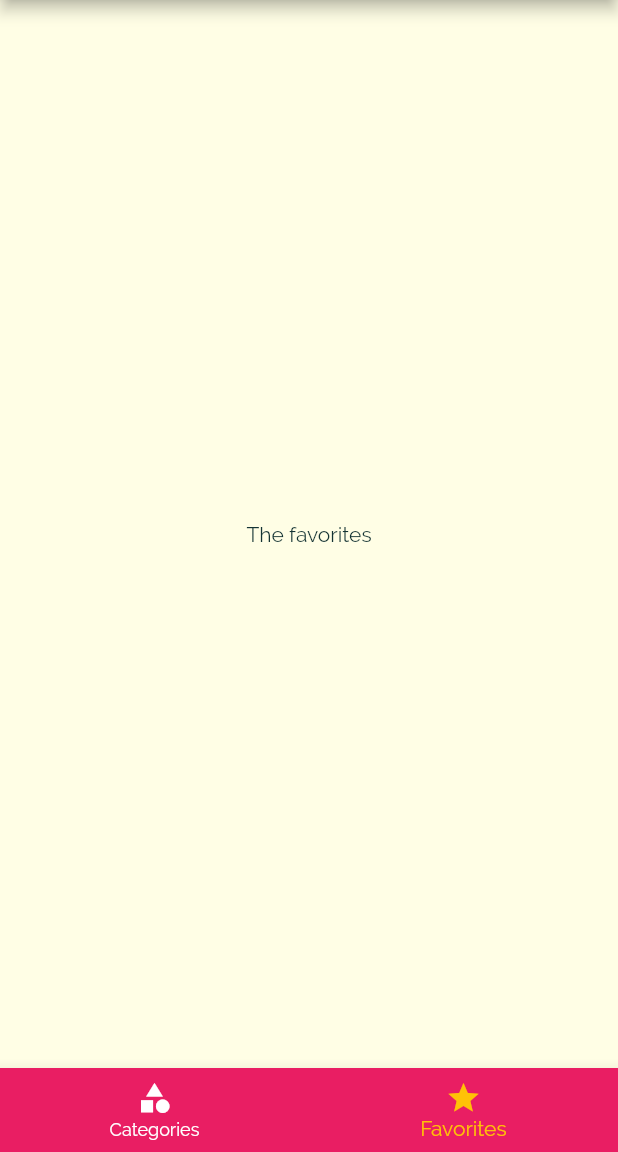
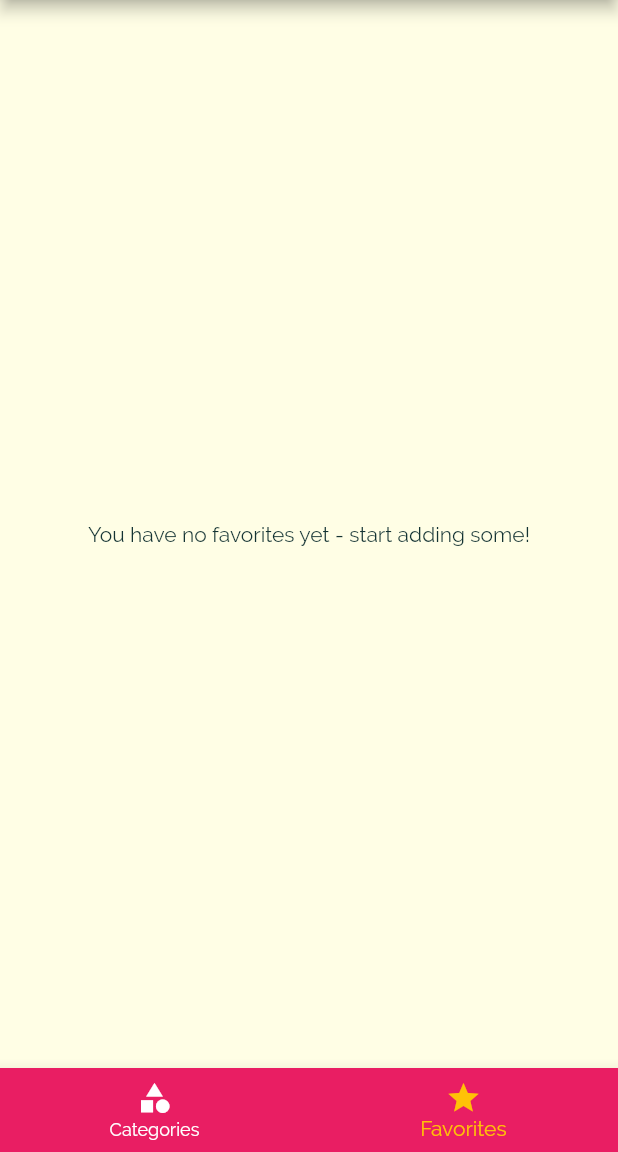
Before and after one commit to djthevj/App-Meals, a Flutter app: the screen it shows after launch, item 2 of the bottom bar chosen, on a phone screen of 412 x 824 dp, the part 84-1236 px from its top. Run offline on Flutter 3.47's test engine with Material 2 defaults, Android fonts, the phone set to English and light mode, and no system bars.

Commit message:
Favourites screen

```diff
--- a/flutter_complete_guide/lib/main.dart
+++ b/flutter_complete_guide/lib/main.dart
@@ -26,6 +26,8 @@ class _MyAppState extends State<MyApp> {
   };
 
   List<Meal> _availableMeals = DUMMY_MEALS;
+  List<Meal> _favouritesMeals = [];
+
 
   void _setFilters(Map<String, bool> filterData) {
     setState(() {
@@ -52,6 +54,25 @@ class _MyAppState extends State<MyApp> {
     });
   }
 
+  void _toggleFavourite(String mealId) {
+    final existingIndex =
+          _favouritesMeals.indexWhere((meal) => meal.id == mealId);
+    //add if its -1
+    if(existingIndex >=0) {
+      setState(() {
+        _favouritesMeals.removeAt(existingIndex);
+      });
+    }else {
+      setState(() {
+        _favouritesMeals.add(DUMMY_MEALS.firstWhere((meal) => meal.id == mealId));
+      });
+    }
+  }
+
+  bool _isMealFavorite(String id) {
+    return _favouritesMeals.any((meal) => meal.id == id);
+  }
+
   @override
   Widget build(BuildContext context) {
     return MaterialApp(
@@ -72,10 +93,10 @@ class _MyAppState extends State<MyApp> {
                   TextStyle(fontSize: 24, fontFamily: 'RobotoCondensed'))),
       //home: CategoriesScreen(), //root screen
       routes: {
-        '/': (ctx) => TabsScreen(),
-        CategoryMealsScreen.routeName: (ctx) =>
-            CategoryMealsScreen(_availableMeals),
-        MealDetailScreen.routeName: (ctx) => MealDetailScreen(),
+        '/': (ctx) => TabsScreen(_favouritesMeals),
+        CategoryMealsScreen.routeName:
+                            (ctx) =>CategoryMealsScreen(_availableMeals),
+        MealDetailScreen.routeName: (ctx) => MealDetailScreen(_toggleFavourite, _isMealFavorite),
         FiltersScreen.routeName: (ctx) => FiltersScreen(_filters, _setFilters),
       },
     );
--- a/flutter_complete_guide/lib/screens/favorites_screen.dart
+++ b/flutter_complete_guide/lib/screens/favorites_screen.dart
@@ -1,10 +1,31 @@
 import 'package:flutter/material.dart';
+import '../models/meal.dart';
+import '../widgets/meal_item.dart';
 
 class FavoriteScreen extends StatelessWidget {
+  final List<Meal> favoriteMeals;
+  FavoriteScreen(this.favoriteMeals);
+
   @override
   Widget build(BuildContext context) {
-    return Center(child:
-      Text('The favorites'),
-    );
+    if (favoriteMeals.isEmpty) {
+      return Center(
+        child: Text('You have no favorites yet - start adding some!'),
+      );
+    } else {
+     return ListView.builder(
+        itemBuilder: (ctx, index) {
+          return MealItem(
+            id: favoriteMeals[index].id,
+            title: favoriteMeals[index].title,
+            imageUrl: favoriteMeals[index].imageUrl,
+            duration: favoriteMeals[index].duration,
+            affordability: favoriteMeals[index].affordability,
+            complexity: favoriteMeals[index].complexity,
+          );
+        },
+        itemCount: favoriteMeals.length,
+      );
+    }
   }
 }
--- a/flutter_complete_guide/lib/screens/tab_screen.dart
+++ b/flutter_complete_guide/lib/screens/tab_screen.dart
@@ -2,23 +2,33 @@ import 'package:flutter/material.dart';
 import '../widgets/main_drawer.dart';
 import './categories_screen.dart';
 import './favorites_screen.dart';
+import '../models/meal.dart';
 
 class TabsScreen extends StatefulWidget {
+  final List<Meal> favoriteMeals;
+
+  TabsScreen(this.favoriteMeals);
   @override
   _TabsScreenState createState() => _TabsScreenState();
 }
 
 class _TabsScreenState extends State<TabsScreen> {
-  final List<Map<String, Object>> _pages = [
+  List<Map<String, Object>> _pages = [];
+
+  int _selectedPageIndex = 0;
+
+  @override
+  void initState() {
+    _pages = [
     {'page': CategoriesScreen(),
      'title':'Categories',
      },
-    {'page':FavoriteScreen(),
+    {'page':FavoriteScreen(widget.favoriteMeals),
      'title':'Your Favorite',
      },
   ];
-
-  int _selectedPageIndex = 0;
+  super.initState();
+  }
 
   void _selectPage(int index) {
     setState(() {
```
Also changed, not shown: flutter_complete_guide/lib/screens/meal_details_screen.dart (+13 -0 lines).
